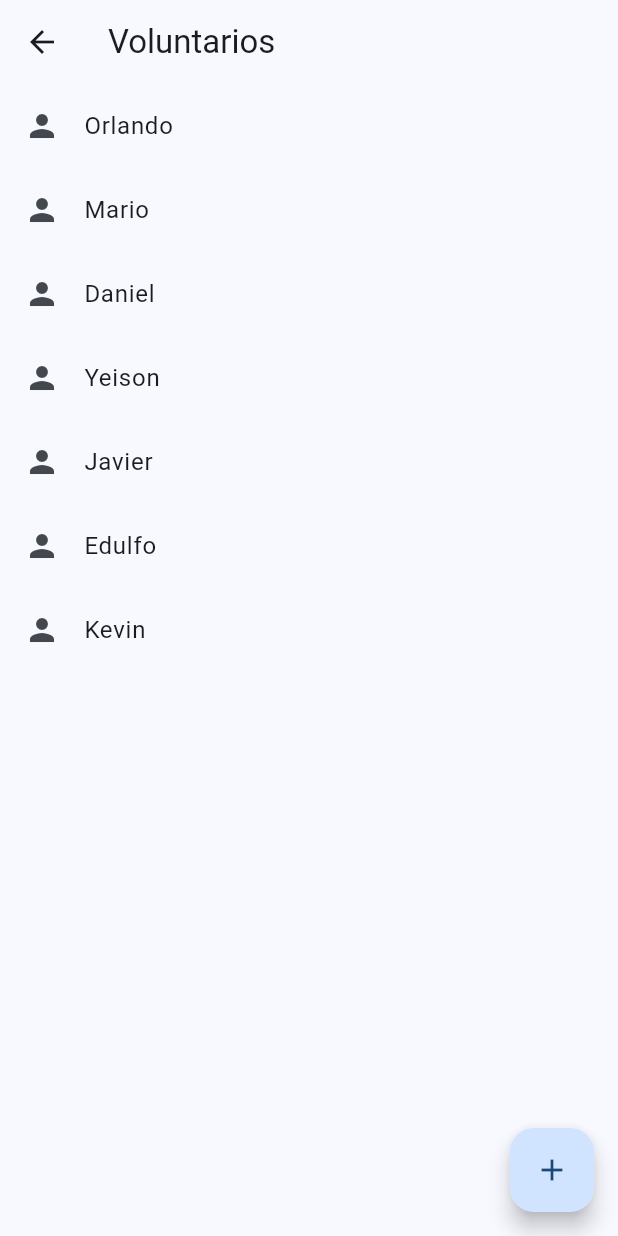
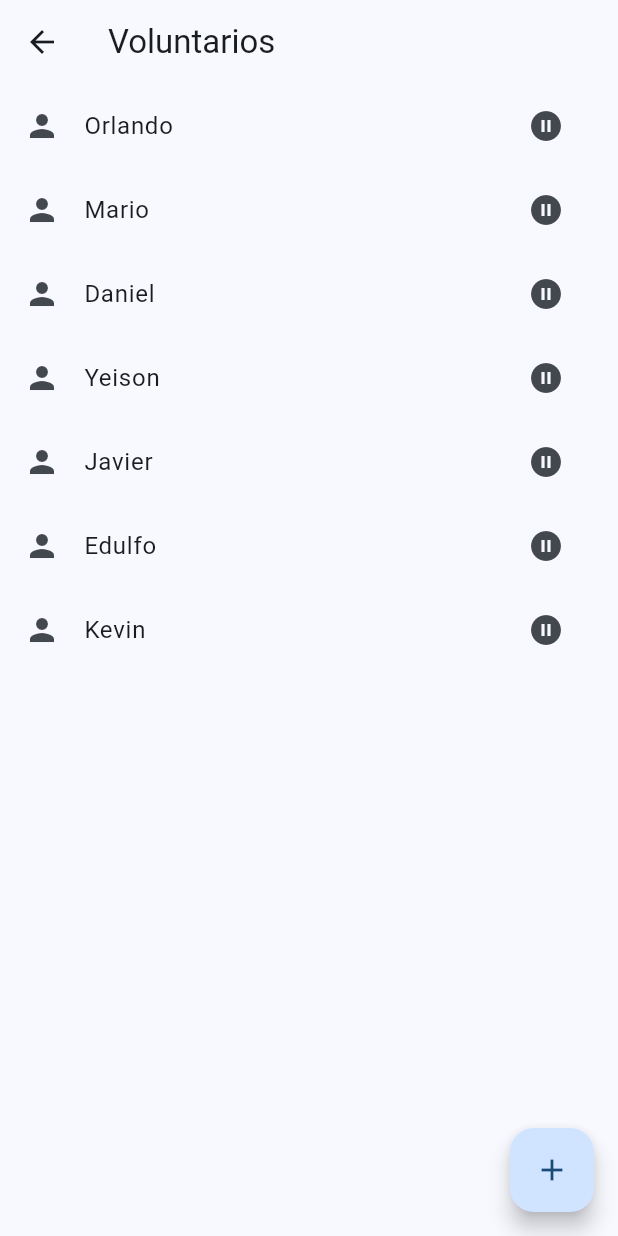
Before and after one commit to dlorenterodriguez-dev/planilla_aseo_idmji, a Flutter app: the VolunteersScreen screen opened directly, on a phone screen of 412 x 824 dp. Run offline on Flutter 3.47's test engine with Material 3 defaults, Android fonts, the phone set to English and light mode, and no system bars; our stand-ins replace shared_preferences; accounts and stored records are empty.

Commit message:
Añadida activación y desactivación de voluntarios

```diff
--- a/lib/screens/volunteers_screen.dart
+++ b/lib/screens/volunteers_screen.dart
@@ -116,7 +116,19 @@ class _VolunteersScreenState extends State<VolunteersScreen> {
       ),
     );
   }
+  void toggleVolunteerStatus(int index) {
+    setState(() {
+      final volunteer = volunteers[index];
 
+      volunteers[index] = Volunteer(
+        id: volunteer.id,
+        name: volunteer.name,
+        isActive: !volunteer.isActive,
+      );
+    });
+
+    saveVolunteers();
+  }
   @override
   Widget build(BuildContext context) {
     return Scaffold(
@@ -126,10 +138,37 @@ class _VolunteersScreenState extends State<VolunteersScreen> {
       body: ListView.builder(
         itemCount: volunteers.length,
         itemBuilder: (context, index) {
+          final volunteer = volunteers[index];
+
           return ListTile(
-            leading: const Icon(Icons.person),
-            title: Text(volunteers[index].name),
+            leading: Icon(
+              volunteer.isActive
+                  ? Icons.person
+                  : Icons.person_off,
+            ),
+            title: Text(
+              volunteer.name,
+              style: TextStyle(
+                color: volunteer.isActive
+                    ? null
+                    : Colors.grey,
+              ),
+            ),
+            subtitle: volunteer.isActive
+                ? null
+                : const Text('Inactivo'),
             onTap: () => editVolunteer(index),
+            trailing: IconButton(
+              icon: Icon(
+                volunteer.isActive
+                    ? Icons.pause_circle
+                    : Icons.play_circle,
+              ),
+              tooltip: volunteer.isActive
+                  ? 'Desactivar'
+                  : 'Activar',
+              onPressed: () => toggleVolunteerStatus(index),
+            ),
           );
         },
       ),
```
Also changed, not shown: lib/screens/week_editor_screen.dart (+15 -3 lines).
